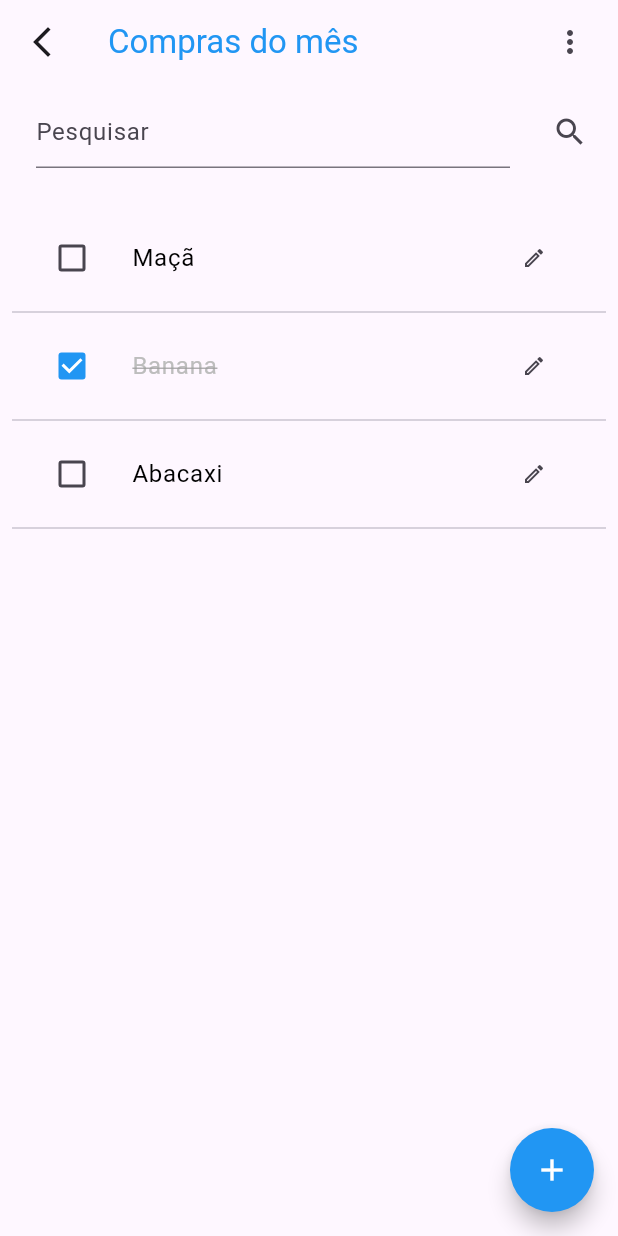
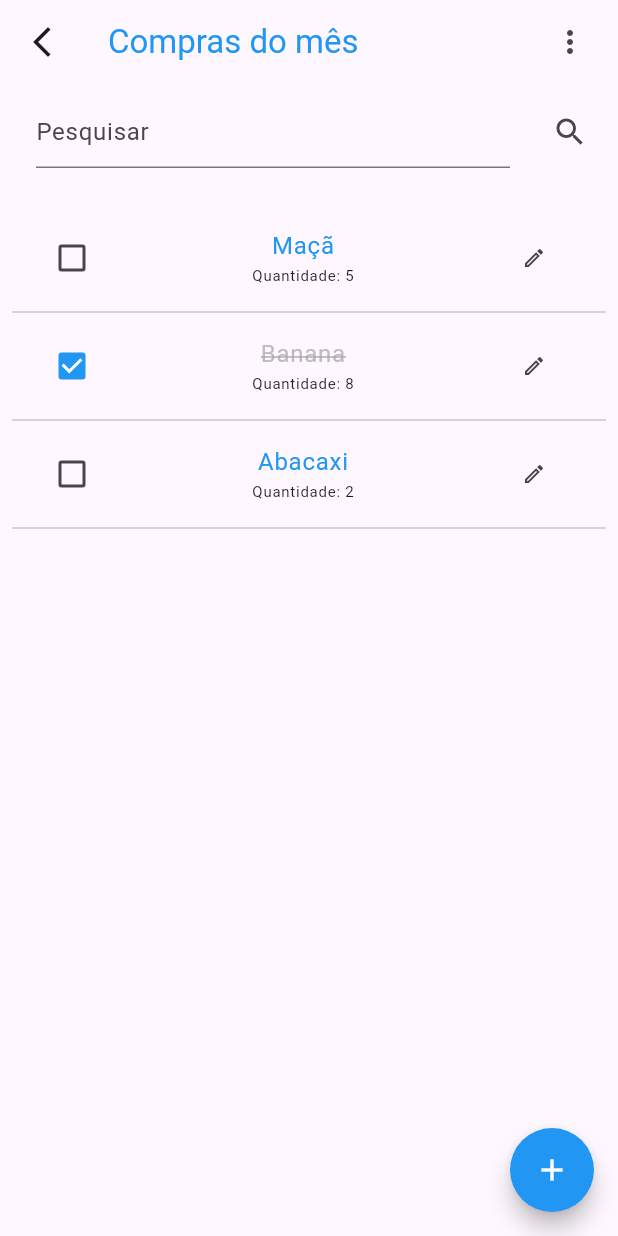
Before and after one commit to caiolim/shopping_list_app, a Flutter app: the ShoppingListItemsView screen opened by its route, after a tap on the "search" icon, on a phone screen of 412 x 824 dp. Run offline on Flutter 3.47's test engine with Material 3 defaults, Android fonts, the phone set to English and light mode, and no system bars; our stand-ins replace device_preview.

Commit message:
CRUD Shopping list item

```diff
--- a/lib/controller/shopping_list_items_controller.dart
+++ b/lib/controller/shopping_list_items_controller.dart
@@ -1,9 +1,11 @@
 import 'package:flutter/material.dart';
 import 'package:shopping_list_app/model/shopping_list_item_model.dart';
 import 'package:shopping_list_app/model/shopping_list_model.dart';
+import 'package:uuid/uuid.dart';
 
 class ShoppingListItemsController {
-  late final ShoppingListModel shoppingList;
+  late ShoppingListModel shoppingList;
+  late List<ShoppingListItemModel> displayedItems;
 
   void initState({String id = '6c84fb90-12c4-11e1-840d-7b25c5ee775a'}) {
     for (var json in jsonShoppingLists) {
@@ -18,12 +20,41 @@ class ShoppingListItemsController {
           }
 
           shoppingList.items = items;
+          displayedItems = items;
         }
       }
     }
   }
 
-  saveChanges(BuildContext context, {required id}) {
+  void saveChanges(
+    BuildContext context, {
+    required String? id,
+    required String name,
+    required int quantity,
+  }) {
+    if (shoppingList.items == null) return;
+
+    if (id == null) {
+      // Create
+      var item = ShoppingListItemModel(
+        id: const Uuid().v4(),
+        name: name,
+        quantity: quantity,
+      );
+
+      shoppingList.items!.add(item);
+      displayedItems = shoppingList.items!;
+    } else {
+      // Update
+      final indexItem = shoppingList.items!.indexWhere((e) => e.id == id);
+      var item = shoppingList.items!.elementAt(indexItem);
+
+      item.name = name;
+      item.quantity = quantity;
+
+      shoppingList.items![indexItem] = item;
+    }
+
     Navigator.pop(context);
   }
 
@@ -41,6 +72,23 @@ class ShoppingListItemsController {
     }
 
     return null;
+  }
+
+  void findByName({required String text}) {
+    if (text.isEmpty) displayedItems = shoppingList.items!;
+
+    displayedItems = shoppingList.items!
+        .where(
+          (e) => e.name.toLowerCase().contains(text.toLowerCase()),
+        )
+        .toList();
+  }
+
+  removeById({required BuildContext context, required String id}) {
+    shoppingList.items!.removeWhere((item) => item.id == id);
+    displayedItems = shoppingList.items!;
+
+    Navigator.pop(context);
   }
 }
 
--- a/lib/view/shopping_list_items_view.dart
+++ b/lib/view/shopping_list_items_view.dart
@@ -15,6 +15,7 @@ class ShoppingListItemsView extends StatefulWidget {
 
 class _ShoppingListItemsViewState extends State<ShoppingListItemsView> {
   final _controller = ShoppingListItemsController();
+  final txtSearch = TextEditingController();
   var formKey = GlobalKey<FormState>();
 
   @override
@@ -70,13 +71,18 @@ class _ShoppingListItemsViewState extends State<ShoppingListItemsView> {
                 children: [
                   Expanded(
                     child: TextFormFieldWidget(
+                      controller: txtSearch,
                       hintText: 'Pesquisar',
                       inputBorder: UnderlineInputBorder(),
                     ),
                   ),
                   SizedBox(width: 16.0),
                   IconButton(
-                    onPressed: () {},
+                    onPressed: () => setState(
+                      () => _controller.findByName(
+                        text: txtSearch.text,
+                      ),
+                    ),
                     icon: Icon(
                       Icons.search_outlined,
                     ),
@@ -87,44 +93,51 @@ class _ShoppingListItemsViewState extends State<ShoppingListItemsView> {
             SizedBox(height: 32.0),
             Expanded(
               child: ListView.builder(
-                itemCount: _controller.shoppingList.items!.length,
+                itemCount: _controller.displayedItems.length,
                 itemBuilder: (context, index) => Column(
                   children: [
                     ListTile(
                       leading: Checkbox(
-                        value: _controller.shoppingList.items![index].isChecked,
+                        value: _controller.displayedItems[index].isChecked,
                         activeColor: Colors.blue,
                         onChanged: (value) {
                           setState(
-                            () => _controller
-                                    .shoppingList.items![index].isChecked =
-                                !_controller
-                                    .shoppingList.items![index].isChecked,
+                            () => _controller.displayedItems[index].isChecked =
+                                !_controller.displayedItems[index].isChecked,
                           );
                         },
                       ),
-                      title: Text(
-                        _controller.shoppingList.items![index].name,
+                      title: Column(
+                        children: [
+                          Text(
+                            _controller.displayedItems[index].name,
                             style: TextStyle(
-                          color:
-                              _controller.shoppingList.items![index].isChecked
+                              color: _controller.displayedItems[index].isChecked
                                   ? Colors.grey[400]
-                                  : Colors.black,
+                                  : Colors.blue,
                               decorationColor: Colors.grey,
                               decoration:
-                              _controller.shoppingList.items![index].isChecked
+                                  _controller.displayedItems[index].isChecked
                                       ? TextDecoration.lineThrough
                                       : TextDecoration.none,
                             ),
+                          ),
+                          Text(
+                            'Quantidade: ${_controller.displayedItems[index].quantity}',
+                            style: TextStyle(
+                              fontSize: 10.0,
+                            ),
+                          ),
+                        ],
                       ),
                       trailing: IconButton(
                         onPressed: () => showModalBottomSheet(
                           context: context,
                           builder: (ctx) => _modalCreateEditItem(
-                            id: _controller.shoppingList.items![index].id,
-                            name: _controller.shoppingList.items![index].name,
+                            id: _controller.displayedItems[index].id,
+                            name: _controller.displayedItems[index].name,
                             quantity:
-                                _controller.shoppingList.items![index].quantity,
+                                _controller.displayedItems[index].quantity,
                           ),
                         ),
                         icon: Icon(Icons.edit_outlined, size: 16.0),
@@ -185,7 +198,9 @@ class _ShoppingListItemsViewState extends State<ShoppingListItemsView> {
               ),
               id != null
                   ? IconButton(
-                      onPressed: () {},
+                      onPressed: () => setState(
+                        () => _controller.removeById(id: id, context: context),
+                      ),
                       icon: Icon(Icons.delete_outline),
                       color: Colors.red.shade900,
                       tooltip: 'Excluir',
@@ -220,6 +235,8 @@ class _ShoppingListItemsViewState extends State<ShoppingListItemsView> {
                   () => _controller.saveChanges(
                     context,
                     id: id,
+                    name: txtName.text,
+                    quantity: int.parse(txtQuantity.text),
                   ),
                 );
               }
```
Lines whose indentation alone changed are shown as unchanged.
